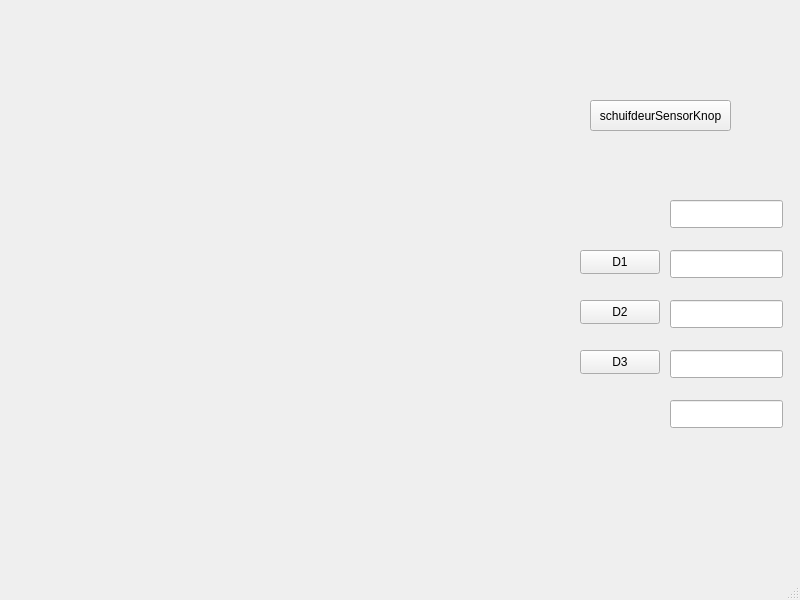
Old version of the form gebouw/mainwindow.ui in the repository TimoStam/AEP.
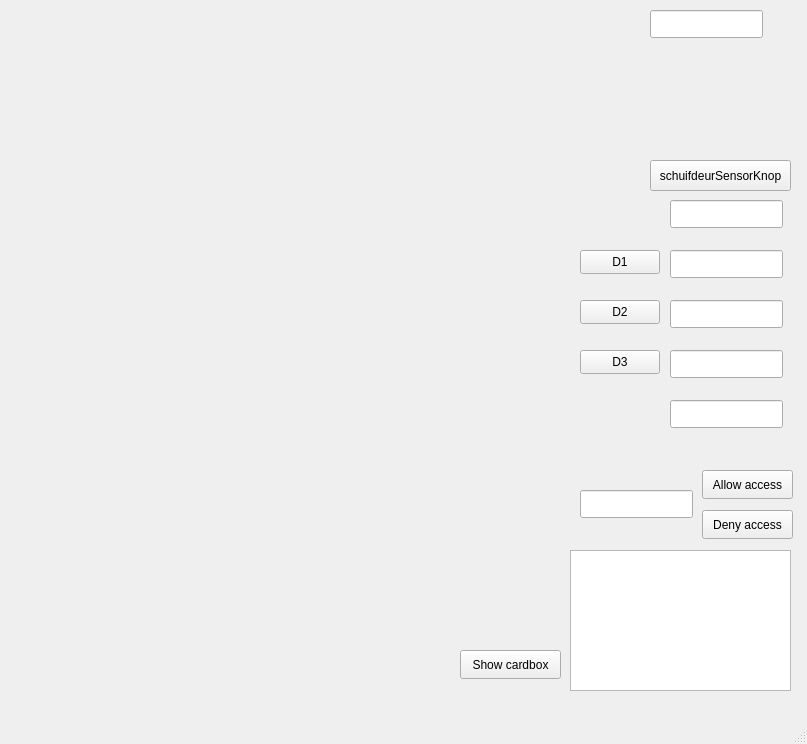
New version of the form.

Patch:
```diff
--- a/gebouw/mainwindow.ui
+++ b/gebouw/mainwindow.ui
@@ -6,8 +6,8 @@
    <rect>
     <x>0</x>
     <y>0</y>
-    <width>800</width>
-    <height>600</height>
+    <width>807</width>
+    <height>744</height>
    </rect>
   </property>
   <property name="windowTitle">
@@ -17,8 +17,8 @@
    <widget class="QPushButton" name="schuifdeurSensorKnop">
     <property name="geometry">
      <rect>
-      <x>590</x>
-      <y>100</y>
+      <x>650</x>
+      <y>160</y>
       <width>141</width>
       <height>31</height>
      </rect>
@@ -116,6 +116,75 @@
      </rect>
     </property>
    </widget>
+   <widget class="QLineEdit" name="nameInput">
+    <property name="geometry">
+     <rect>
+      <x>580</x>
+      <y>490</y>
+      <width>113</width>
+      <height>28</height>
+     </rect>
+    </property>
+   </widget>
+   <widget class="QPushButton" name="allowaccess">
+    <property name="geometry">
+     <rect>
+      <x>702</x>
+      <y>470</y>
+      <width>91</width>
+      <height>29</height>
+     </rect>
+    </property>
+    <property name="text">
+     <string>Allow access</string>
+    </property>
+   </widget>
+   <widget class="QPushButton" name="declineaccess">
+    <property name="geometry">
+     <rect>
+      <x>702</x>
+      <y>510</y>
+      <width>91</width>
+      <height>29</height>
+     </rect>
+    </property>
+    <property name="text">
+     <string>Deny access</string>
+    </property>
+   </widget>
+   <widget class="QLineEdit" name="name">
+    <property name="geometry">
+     <rect>
+      <x>650</x>
+      <y>10</y>
+      <width>113</width>
+      <height>28</height>
+     </rect>
+    </property>
+   </widget>
+   <widget class="QTextBrowser" name="textBrowser">
+    <property name="geometry">
+     <rect>
+      <x>570</x>
+      <y>550</y>
+      <width>221</width>
+      <height>141</height>
+     </rect>
+    </property>
+   </widget>
+   <widget class="QPushButton" name="showCardboxButton">
+    <property name="geometry">
+     <rect>
+      <x>460</x>
+      <y>650</y>
+      <width>101</width>
+      <height>29</height>
+     </rect>
+    </property>
+    <property name="text">
+     <string>Show cardbox</string>
+    </property>
+   </widget>
   </widget>
   <widget class="QMenuBar" name="menubar">
    <property name="geometry">
```
Left out of the diff: 2 changed lines with no effect on the pictures.
